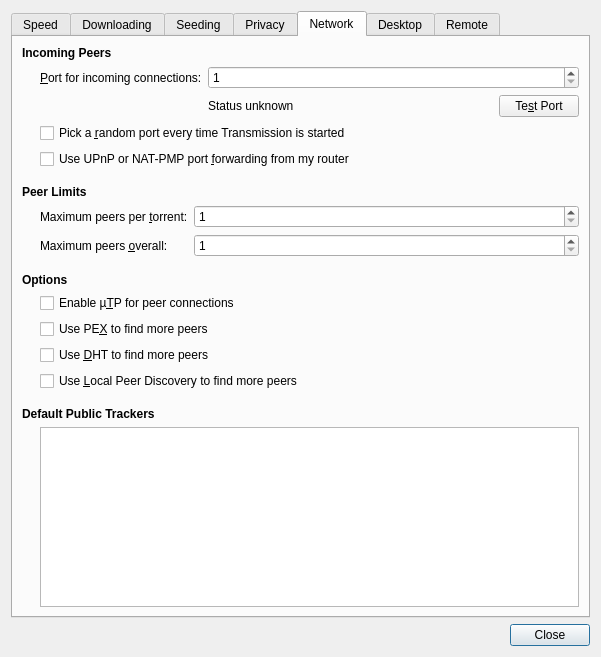
This is qt/PrefsDialog.ui in transmission/transmission as Qt 5 draws it before an edit. The edited form follows.
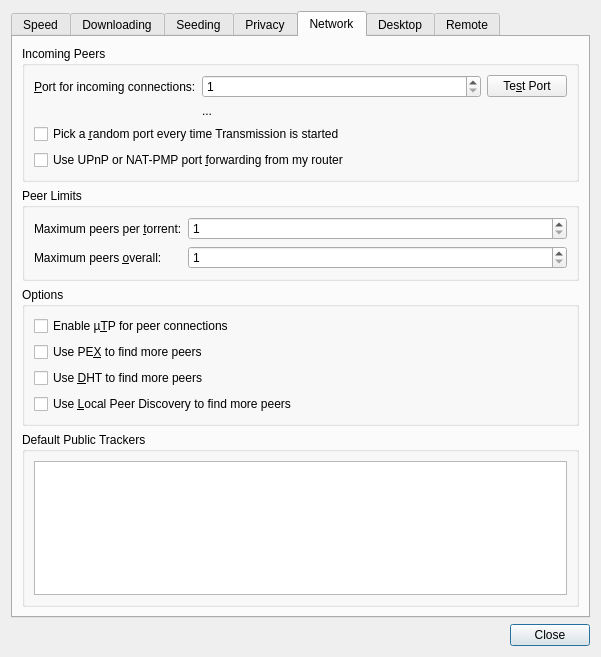
This is the edited form. The open tabs and pages were chosen to show the change. Icons and pictures are not drawn. Custom widgets are drawn as their Qt base class.

Commit message: fix variable naming inconsistency

What changed in the file:
```diff
--- a/qt/PrefsDialog.ui
+++ b/qt/PrefsDialog.ui
@@ -766,20 +766,11 @@
       </attribute>
       <layout class="QVBoxLayout" name="networkTabLayout">
        <item>
-        <widget class="QLabel" name="incomingPeersSectionLabel">
-         <property name="styleSheet">
-          <string notr="true">font-weight:bold</string>
-         </property>
-         <property name="text">
+        <widget class="QGroupBox" name="incomingPeersSection">
+         <property name="title">
           <string>Incoming Peers</string>
          </property>
-        </widget>
-       </item>
-       <item>
         <layout class="QGridLayout" name="incomingPeersSectionLayout" columnstretch="0,1,0">
-         <property name="leftMargin">
-          <number>18</number>
-         </property>
          <item row="0" column="0">
           <widget class="QLabel" name="peerPortLabel">
            <property name="text">
@@ -790,7 +781,7 @@
            </property>
           </widget>
          </item>
-         <item row="0" column="1" colspan="2">
+          <item row="0" column="1">
           <widget class="QSpinBox" name="peerPortSpin">
            <property name="minimum">
             <number>1</number>
@@ -800,14 +791,7 @@
            </property>
           </widget>
          </item>
-         <item row="1" column="1">
-          <widget class="QLabel" name="peerPortStatusLabel">
-           <property name="text">
-            <string>Status unknown</string>
-           </property>
-          </widget>
-         </item>
-         <item row="1" column="2">
+          <item row="0" column="2">
           <widget class="QPushButton" name="testPeerPortButton">
            <property name="text">
             <string>Te&amp;st Port</string>
@@ -817,6 +801,13 @@
            </property>
           </widget>
          </item>
+          <item row="1" column="1" colspan="2">
+           <widget class="QLabel" name="peerPortStatusLabel">
+            <property name="text">
+             <string notr="true">...</string>
+            </property>
+           </widget>
+          </item>
          <item row="2" column="0" colspan="3">
           <widget class="QCheckBox" name="randomPeerPortCheck">
            <property name="text">
@@ -832,38 +823,14 @@
           </widget>
          </item>
         </layout>
+        </widget>
        </item>
        <item>
-        <spacer name="peerLimitsSectionSpacer">
-         <property name="orientation">
-          <enum>Qt::Vertical</enum>
-         </property>
-         <property name="sizeType">
-          <enum>QSizePolicy::Fixed</enum>
-         </property>
-         <property name="sizeHint" stdset="0">
-          <size>
-           <width>1</width>
-           <height>10</height>
-          </size>
-         </property>
-        </spacer>
-       </item>
-       <item>
-        <widget class="QLabel" name="peerLimitsSectionLabel">
-         <property name="styleSheet">
-          <string notr="true">font-weight:bold</string>
-         </property>
-         <property name="text">
+        <widget class="QGroupBox" name="peerLimitsSection">
+         <property name="title">
           <string>Peer Limits</string>
          </property>
-        </widget>
-       </item>
-       <item>
         <layout class="QGridLayout" name="peerLimitsSectionLayout" columnstretch="0,1">
-         <property name="leftMargin">
-          <number>18</number>
-         </property>
          <item row="0" column="0">
           <widget class="QLabel" name="torrentPeerLimitLabel">
            <property name="text">
@@ -911,38 +878,14 @@
           </widget>
          </item>
         </layout>
+        </widget>
        </item>
        <item>
-        <spacer name="optionsSectionSpacer">
-         <property name="orientation">
-          <enum>Qt::Vertical</enum>
-         </property>
-         <property name="sizeType">
-          <enum>QSizePolicy::Fixed</enum>
-         </property>
-         <property name="sizeHint" stdset="0">
-          <size>
-           <width>1</width>
-           <height>10</height>
-          </size>
-         </property>
-        </spacer>
-       </item>
-       <item>
-        <widget class="QLabel" name="optionsSectionLabel">
-         <property name="styleSheet">
-          <string notr="true">font-weight:bold</string>
-         </property>
-         <property name="text">
+        <widget class="QGroupBox" name="optionsSection">
+         <property name="title">
           <string>Options</string>
          </property>
-        </widget>
-       </item>
-       <item>
         <layout class="QVBoxLayout" name="optionsSectionLayout">
-         <property name="leftMargin">
-          <number>18</number>
-         </property>
          <item>
           <widget class="QCheckBox" name="enableUtpCheck">
            <property name="toolTip">
@@ -984,41 +927,14 @@
           </widget>
          </item>
         </layout>
+        </widget>
        </item>
        <item>
-        <spacer name="defaultTrackersSpacer">
-         <property name="orientation">
-          <enum>Qt::Vertical</enum>
-         </property>
-         <property name="sizeType">
-          <enum>QSizePolicy::Fixed</enum>
-         </property>
-         <property name="sizeHint" stdset="0">
-          <size>
-           <width>1</width>
-           <height>10</height>
-          </size>
-         </property>
-        </spacer>
-       </item>
-       <item>
-        <widget class="QLabel" name="defaultTrackersLabel">
-         <property name="font">
-          <font>
-           <weight>75</weight>
-           <bold>true</bold>
-          </font>
-         </property>
-         <property name="text">
+        <widget class="QGroupBox" name="defaultTrackersSection">
+         <property name="title">
           <string>Default Public Trackers</string>
          </property>
-        </widget>
-       </item>
-       <item>
-        <layout class="QVBoxLayout" name="defaultTrackersLayout">
-         <property name="leftMargin">
-          <number>18</number>
-         </property>
+         <layout class="QVBoxLayout" name="defaultTrackersSectionLayout">
          <item>
           <widget class="QPlainTextEdit" name="defaultTrackersPlainTextEdit">
            <property name="toolTip">
@@ -1036,6 +952,7 @@
           </widget>
          </item>
         </layout>
+        </widget>
        </item>
        <item>
         <spacer name="networkTabBottomSpacer">
```
Left out of the diff: 398 changed lines with no effect on the pictures. Lines whose indentation alone changed are shown as unchanged. The commit also changes 1 other file.
